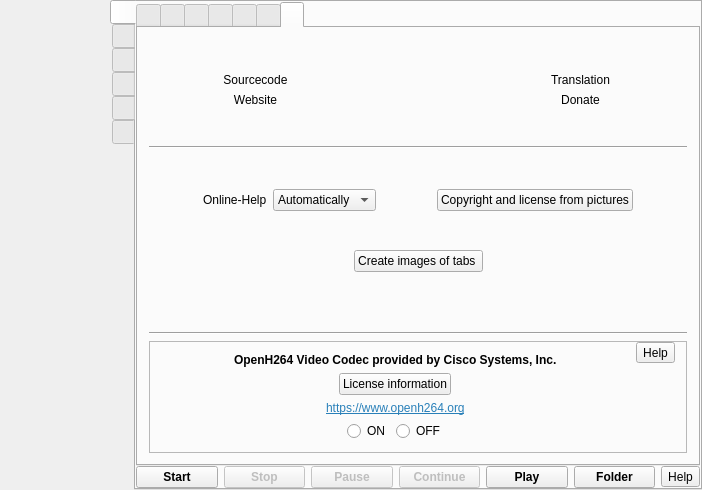
Before: the Qt Designer form src/formMainWindow.ui in vkohaupt/vokoscreenNG, drawn with Qt 5.
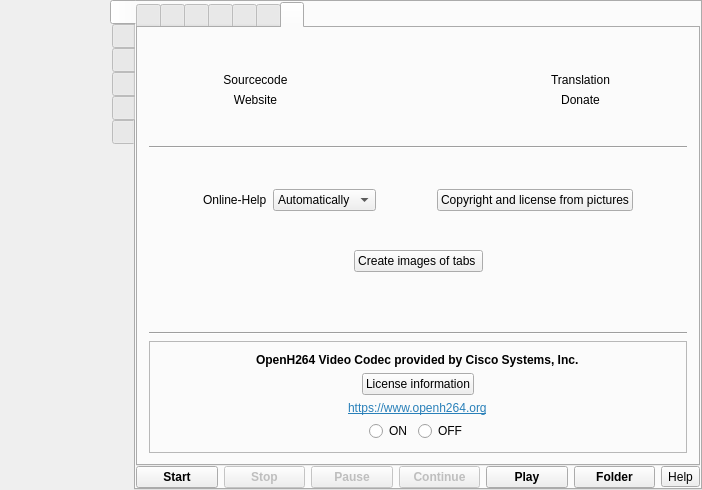
After: the same form once the commit is applied. Icons and pictures are not drawn.

Commit message: Cisco: delete help button

```diff
--- a/src/formMainWindow.ui
+++ b/src/formMainWindow.ui
@@ -2474,13 +2474,6 @@
                </property>
                <item>
                 <layout class="QGridLayout" name="gridLayout_2">
-                 <item row="1" column="2" alignment="Qt::AlignTop">
-                  <widget class="QToolButton" name="help_screencast_cisco">
-                   <property name="text">
-                    <string>Help</string>
-                   </property>
-                  </widget>
-                 </item>
                  <item row="1" column="0" colspan="2">
                   <widget class="QFrame" name="frame">
                    <property name="frameShape">
```
